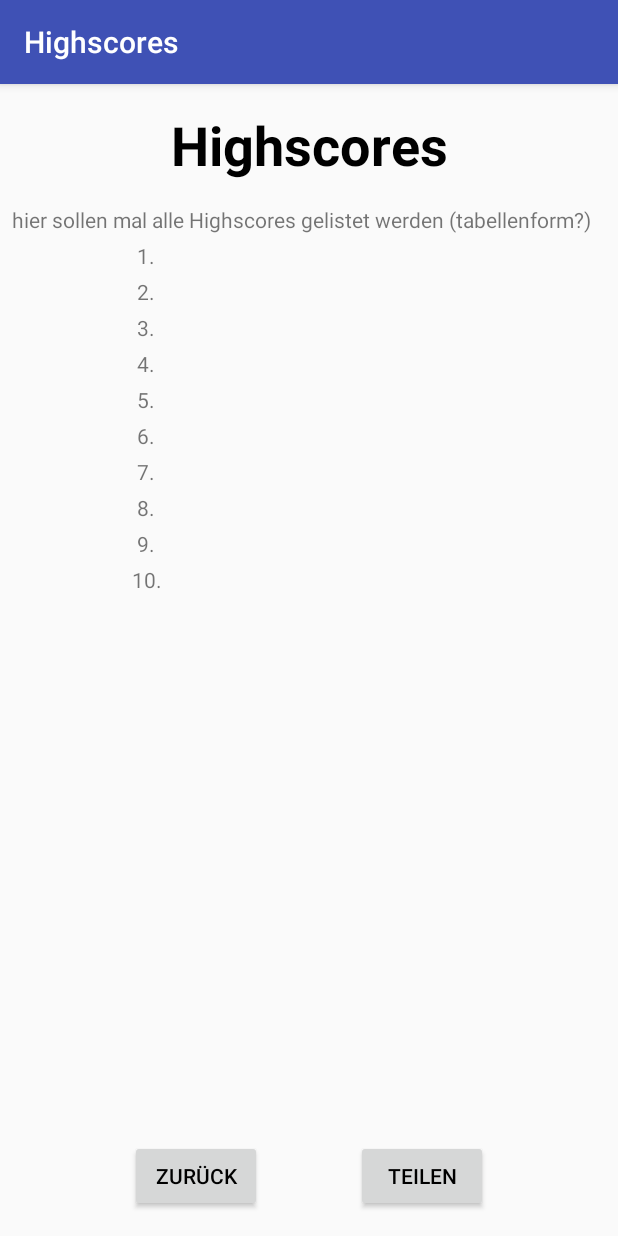
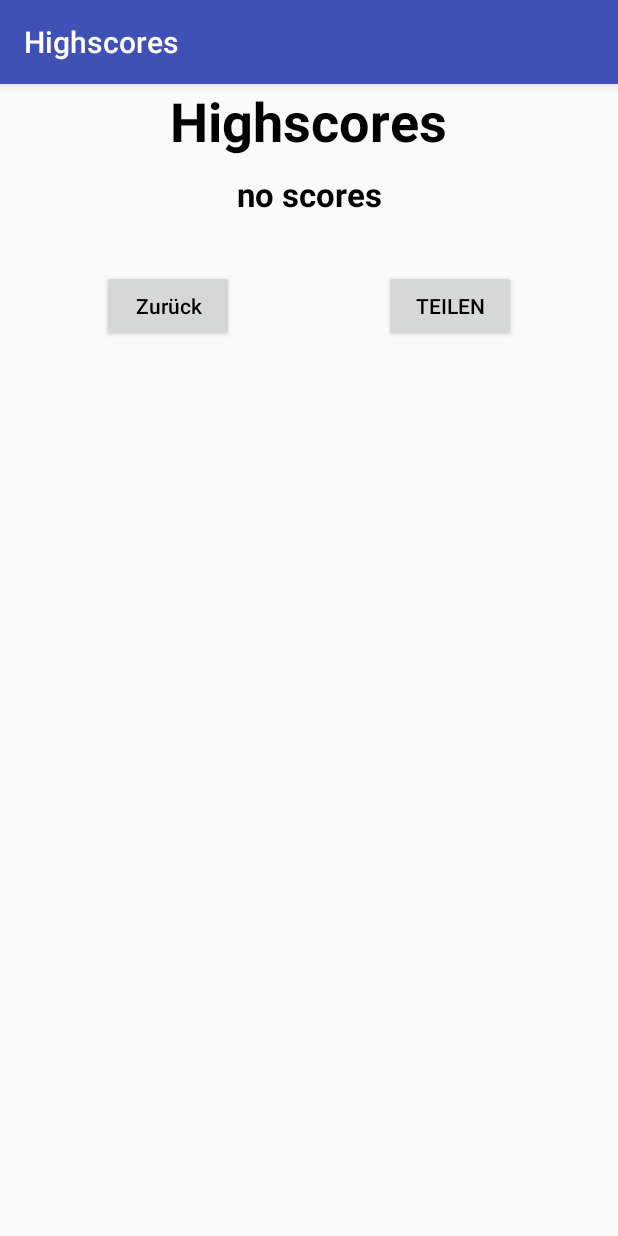
Before and after one commit to Agrypnie1304/HelpActivity, an Android app: the Highscore_Activity screen opened directly, with no data from a screen before it, on a phone screen of 412 x 824 dp. Run offline under Robolectric (Android 15) with nearby library versions, the phone set to English and light mode, and no system bars.

Commit message:
highscore layout + activity
Anpassung der Highscore-Page durch RealtiveLayout;
neue Klasse Score eingefügt;
Activity Highscore zeigt bestehenden Highscore an

```diff
--- a/WoLiegtWas/app/src/main/java/de/gidf/woliegtwas/Highscore_Activity.java
+++ b/WoLiegtWas/app/src/main/java/de/gidf/woliegtwas/Highscore_Activity.java
@@ -1,13 +1,122 @@
 package de.gidf.woliegtwas;
 
+import android.content.Intent;
+import android.content.SharedPreferences;
 import android.support.v7.app.AppCompatActivity;
 import android.os.Bundle;
+import android.view.View;
+import android.widget.TextView;
+
+import java.text.DateFormat;
+import java.text.SimpleDateFormat;
+import java.util.ArrayList;
+import java.util.Collections;
+import java.util.Date;
+import java.util.List;
 
 public class Highscore_Activity extends AppCompatActivity {
+
+    //shared preferences
+    private SharedPreferences highPrefs;
+
+    //ui elements
+    private TextView scoreView;
+
+    public static final String HIGH_PREFS = "ArithmeticFile";
 
     @Override
     protected void onCreate(Bundle savedInstanceState) {
         super.onCreate(savedInstanceState);
         setContentView(R.layout.activity_highscore);
+
+        //get text view
+        scoreView = (TextView) findViewById(R.id.textHighList);
+        //initiate shared prefs
+        highPrefs = getSharedPreferences(HIGH_PREFS, 0);
+        //get scores
+        String[] savedScores = highPrefs.getString("highscore", "no scores").split("\\|");
+        //build string
+        StringBuilder scoreBuild = new StringBuilder("");
+        for(String score : savedScores){
+            scoreBuild.append(score + "\n");
+        }
+        //display scores
+        scoreView.setText(scoreBuild.toString());
     }
+
+    /*#
+    go back to main-page
+     */
+    public void onClickBackToMain(View view){
+        startActivity(
+                new Intent(this, MainActivity.class));
+    }
+
+//    private void setHighscore(){
+//        //set Highscore
+//        int exScore = getScore();
+//
+//        if(exScore > 0){
+//            //we have a valid score
+//            SharedPreferences.Editor scoreEditor = highPrefs.edit();
+//            DateFormat dateForm = new SimpleDateFormat("dd MMMM yyyy");
+//            String dateOutput = dateForm.format(new Date());
+//            //get existing scores
+//            String scores = highPrefs.getString("highscore", "");
+//
+//            //check for scores
+//            if(scores.length() > 0){
+//                //we have existing scores
+//                List<Score> scoreStrings = new ArrayList<Score>();
+//                //split scores
+//                String[] exScores = scores.split("\\|");
+//                //add score object for each
+//                for(String eSc : exScores){
+//                    String[] parts = eSc.split(" - ");
+//                    scoreStrings.add(new Score(parts[0], Integer.parseInt(parts[1])));
+//                }
+//
+//                //new score
+//                Score newScore = new Score(dateOutput, exScore);
+//                scoreStrings.add(newScore);
+//                //sort
+//                Collections.sort(scoreStrings);
+//                //get top ten
+//                StringBuilder scoreBuild = new StringBuilder("");
+//                for(int s=0; s < scoreStrings.size(); s++){
+//                    if(s >= 10) {
+//                        break;
+//                    }
+//                    if(s > 0 ){
+//                        scoreBuild.append("|");
+//                    }
+//                    scoreBuild.append(scoreStrings.get(s).getScoreText());
+//                }
+//                //write to prefs
+//                scoreEditor.putString("highscore", scoreBuild.toString());
+//                scoreEditor.commit();
+//
+//            } else {
+//                // no exisiting scores
+//                scoreEditor.putString("highscore", "" + dateOutput + " - " + exScore);
+//                scoreEditor.commit();
+//            }
+//        }
+//    }
+//
+//    protected void onDestroy(){
+//        setHighscore();
+//        super.onDestroy();
+//    }
+//
+//
+//    //save instance state
+//    @Override
+//    public void onSaveInstanceState(Bundle savedInstanceState){
+//        //save state
+//        int exScore = getScore();
+//        savedInstanceState.putInt("score", exScore);
+//        //superclass method
+//        super.onSaveInstanceState(savedInstanceState);
+//    }
 }
--- /dev/null
+++ b/WoLiegtWas/app/src/main/java/de/gidf/woliegtwas/Score.java
@@ -0,0 +1,30 @@
+package de.gidf.woliegtwas;
+
+/**
+ * Created by fabi on 03.01.2018.
+ */
+
+public class Score implements Comparable<Score>{
+
+    //score date and number
+    private String scoreDate;
+    public int scoreNum;
+
+    public Score(String date, int num){
+        this.scoreDate = date;
+        this.scoreNum = num;
+    }
+
+    //check this score against another
+    public int compareTo(Score sc){
+        //return 0 if equal
+        //1 if passed greater than this
+        //-1 if this greater than passed
+        return sc.scoreNum > scoreNum ? 1 : sc.scoreNum < scoreNum ? -1 : 0;
+    }
+
+    //return score display text
+    public String getScoreText(){
+        return scoreDate + " - " + scoreNum;
+    }
+}
--- a/WoLiegtWas/app/src/main/res/layout/activity_highscore.xml
+++ b/WoLiegtWas/app/src/main/res/layout/activity_highscore.xml
@@ -1,73 +1,67 @@
-<?xml version="1.0" encoding="utf-8"?>
-<android.support.constraint.ConstraintLayout xmlns:android="http://schemas.android.com/apk/res/android"
+<ScrollView xmlns:android="http://schemas.android.com/apk/res/android"
     xmlns:app="http://schemas.android.com/apk/res-auto"
     xmlns:tools="http://schemas.android.com/tools"
     android:layout_width="match_parent"
-    android:layout_height="match_parent"
+    android:layout_height="fill_parent"
     tools:context="de.gidf.woliegtwas.Highscore_Activity">
 
+    <RelativeLayout
+        android:layout_width="match_parent"
+        android:layout_height="wrap_content"
+        android:gravity="center">
+
         <TextView
-        android:id="@+id/textHeadlineHighscores"
+            android:id="@+id/textHighHead"
             android:layout_width="wrap_content"
             android:layout_height="wrap_content"
-        android:layout_marginEnd="8dp"
-        android:layout_marginStart="8dp"
-        android:layout_marginTop="16dp"
+            android:layout_centerHorizontal="true"
             android:text="@string/highscore"
+            android:textColor="@color/black"
             android:textSize="36sp"
+            android:textStyle="bold" />
+
+        <TextView
+            android:id="@+id/textHighList"
+            android:layout_width="match_parent"
+            android:layout_height="match_parent"
+            android:layout_below="@id/textHighHead"
+            android:layout_centerHorizontal="true"
+            android:gravity="center"
+            android:padding="10dp"
             android:textColor="@color/black"
+            android:textSize="22sp"
             android:textStyle="bold"
-        app:layout_constraintEnd_toEndOf="parent"
-        app:layout_constraintStart_toStartOf="parent"
-        app:layout_constraintTop_toTopOf="parent" />
+            android:text="hier könnte dein Highscore stehen" />
 
         <Button
             android:id="@+id/ButtonBack"
             android:layout_width="wrap_content"
             android:layout_height="wrap_content"
-        android:layout_marginBottom="16dp"
-        android:layout_marginStart="32dp"
+            android:layout_below="@id/textHighList"
+            android:layout_toLeftOf="@id/centerPoint"
+
+            android:onClick="onClickBackToMain"
             android:text="@string/back"
-        android:textColor="@color/black"
-        app:layout_constraintBottom_toBottomOf="parent"
-        app:layout_constraintStart_toStartOf="parent"
-        app:layout_constraintEnd_toStartOf="@id/ButtonShare"/>
+            android:textAllCaps="false"
+            android:textColor="@color/black" />
+
+        <TextView
+            android:id="@+id/centerPoint"
+            android:layout_width="wrap_content"
+            android:layout_height="wrap_content"
+            android:layout_below="@id/textHighList"
+            android:layout_centerHorizontal="true"
+            android:layout_marginHorizontal="50dp"
+            android:text=""/>
 
         <Button
             android:id="@+id/ButtonShare"
             android:layout_width="wrap_content"
             android:layout_height="wrap_content"
-        android:layout_marginBottom="16dp"
-        android:layout_marginEnd="32dp"
-        android:layout_marginStart="8dp"
+            android:layout_below="@id/textHighList"
+            android:layout_toRightOf="@id/centerPoint"
             android:text="@string/share"
-        android:textColor="@color/black"
-        app:layout_constraintBottom_toBottomOf="parent"
-        app:layout_constraintEnd_toEndOf="parent"
-        app:layout_constraintStart_toEndOf="@+id/ButtonBack" />
+            android:textColor="@color/black" />
 
-    <TextView
-        android:id="@+id/textDisplayHighscores"
-        android:layout_width="0dp"
-        android:layout_height="0dp"
-        android:layout_marginEnd="8dp"
-        android:layout_marginStart="8dp"
-        android:layout_marginTop="16dp"
-        android:lineSpacingExtra="8sp"
-        android:text="hier sollen mal alle Highscores gelistet werden (tabellenform?)\n
-                        1.\n
-                        2.\n
-                        3.\n
-                        4.\n
-                        5.\n
-                        6.\n
-                        7.\n
-                        8.\n
-                        9.\n
-                       10.\n"
-        app:layout_constraintBottom_toTopOf="@+id/ButtonBack"
-        app:layout_constraintEnd_toEndOf="parent"
-        app:layout_constraintHorizontal_bias="1.0"
-        app:layout_constraintStart_toStartOf="parent"
-        app:layout_constraintTop_toBottomOf="@+id/textHeadlineHighscores" />
-</android.support.constraint.ConstraintLayout>
+    </RelativeLayout>
+</ScrollView>
```
Lines whose indentation alone changed are shown as unchanged.
